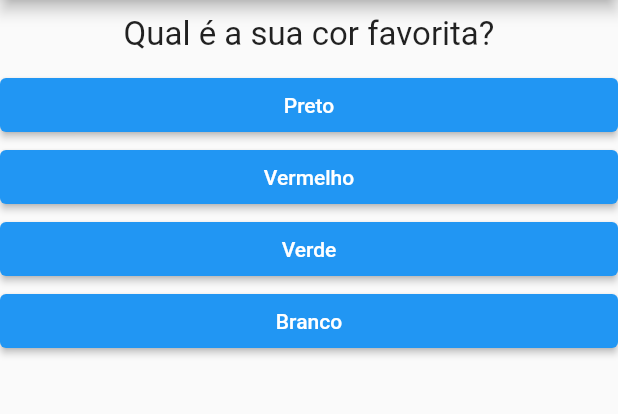
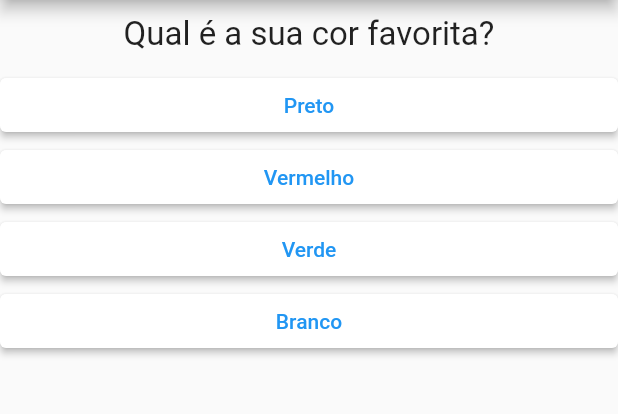
Before and after one commit to pedroschiavom/estudos-flutter, a Flutter app: the screen it shows after launch, on a phone screen of 412 x 824 dp, the part 84-498 px from its top. Run offline on Flutter 3.47's test engine with Material 2 defaults, Android fonts, the phone set to English and light mode, and no system bars.

Commit message:
some changes

```diff
--- a/lib/questao.dart
+++ b/lib/questao.dart
@@ -14,7 +14,7 @@ class Questao extends StatelessWidget {
         texto,
         style: TextStyle(fontSize: 22),
         textAlign: TextAlign.center,
-      ),
+      )
     );
   }
 }
--- a/lib/resposta.dart
+++ b/lib/resposta.dart
@@ -12,8 +12,8 @@ class Resposta extends StatelessWidget {
       width: double.infinity,
       child: ElevatedButton(
         style: ElevatedButton.styleFrom(
-          primary: Colors.blue,
-          onPrimary: Colors.white,
+          foregroundColor: Colors.blue,
+          backgroundColor: Colors.white,
         ),
         onPressed: quandoSelecionado,
         child: Text(texto),
```
